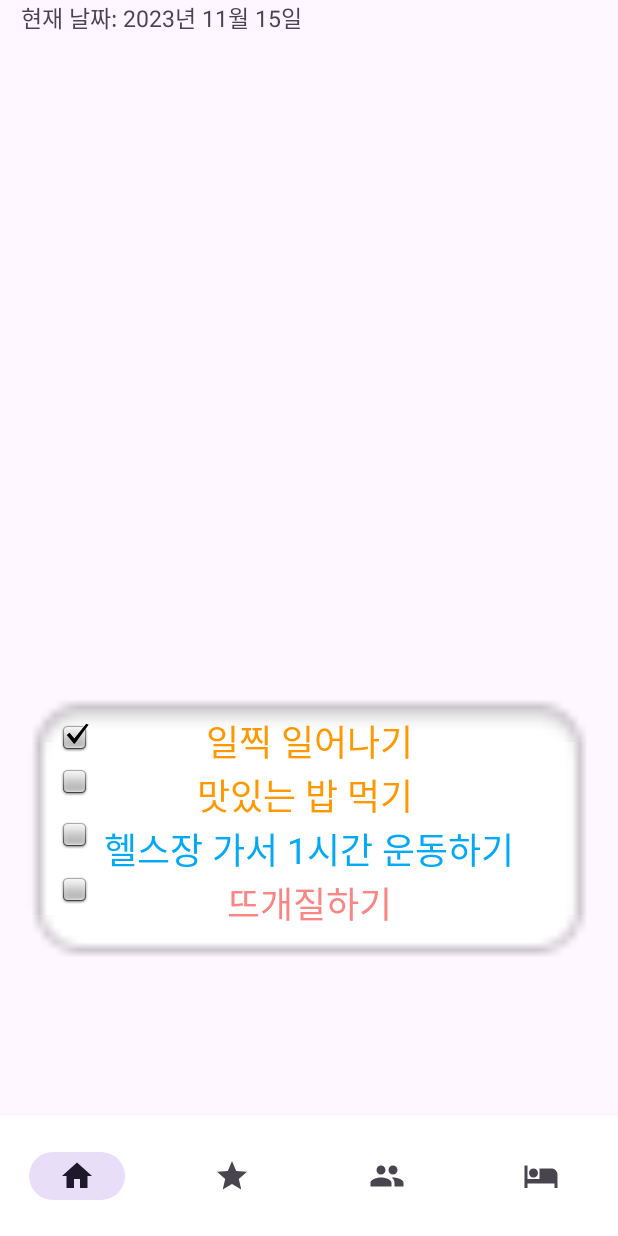
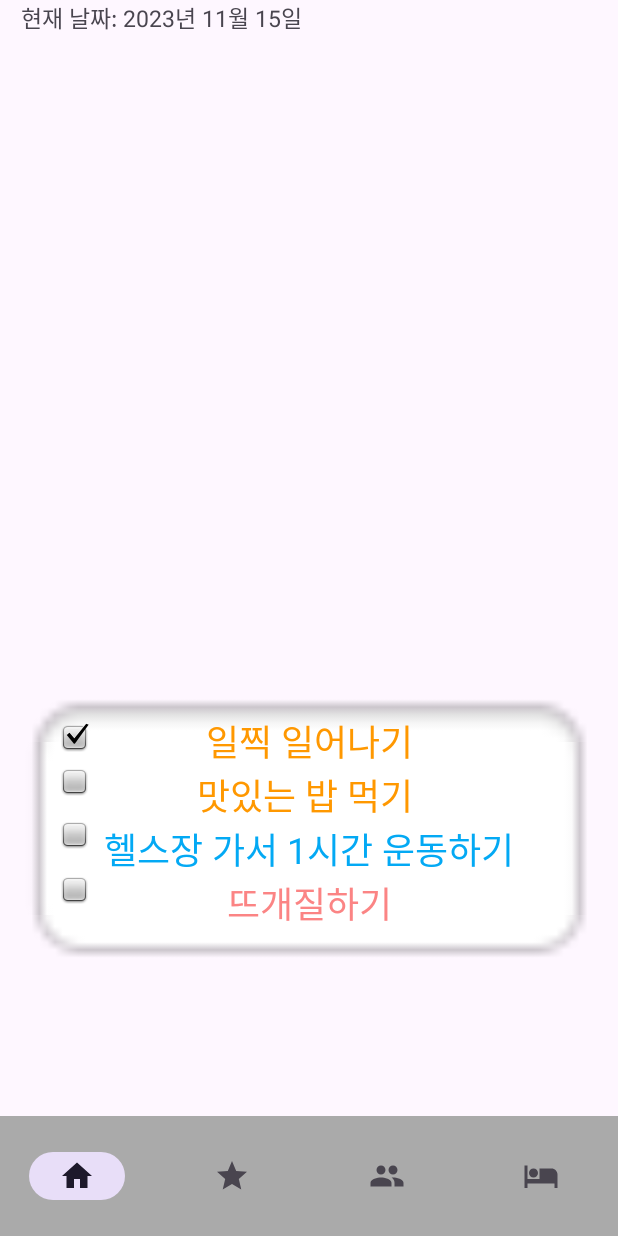
Before and after one commit to dhs82/SuperGrow, an Android app: the screen it shows after launch (MainActivity), on a phone screen of 412 x 824 dp. Run offline under Robolectric (Android 15) with nearby library versions, the phone set to English and light mode, and no system bars.

Commit message:
BottomNavigationBar into gray(#9)

```diff
--- a/app/src/main/res/layout/activity_main.xml
+++ b/app/src/main/res/layout/activity_main.xml
@@ -23,7 +23,7 @@
         android:id="@+id/bottomNavigationView"
         android:layout_width="match_parent"
         android:layout_height="wrap_content"
-        app:itemBackground="@android:color/white"
+        app:itemBackground="@android:color/darker_gray"
         app:labelVisibilityMode="unlabeled"
         app:layout_constraintBottom_toBottomOf="parent"
         app:layout_constraintEnd_toEndOf="parent"
--- a/app/src/main/res/values/colors.xml
+++ b/app/src/main/res/values/colors.xml
@@ -2,4 +2,4 @@
 <resources>
     <color name="black">#FF000000</color>
     <color name="white">#FFFFFFFF</color>
-</resources>
+</resources>gi
```
